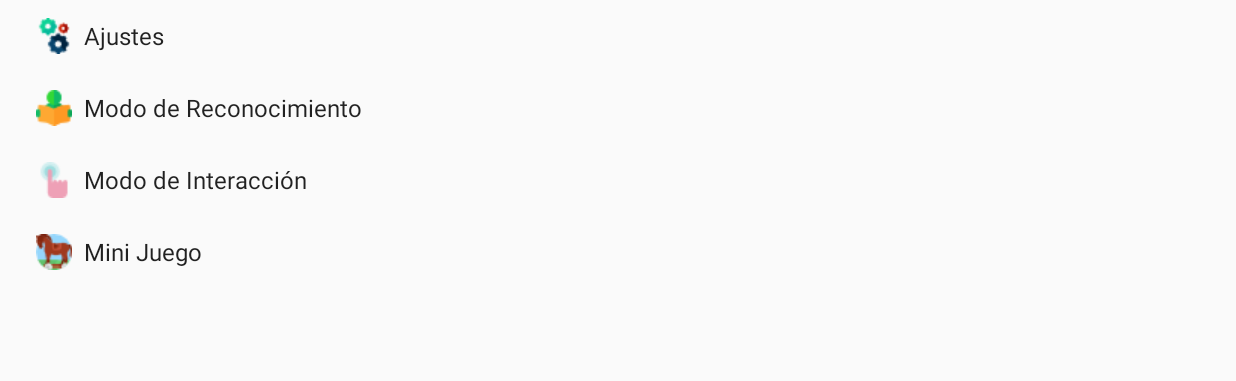
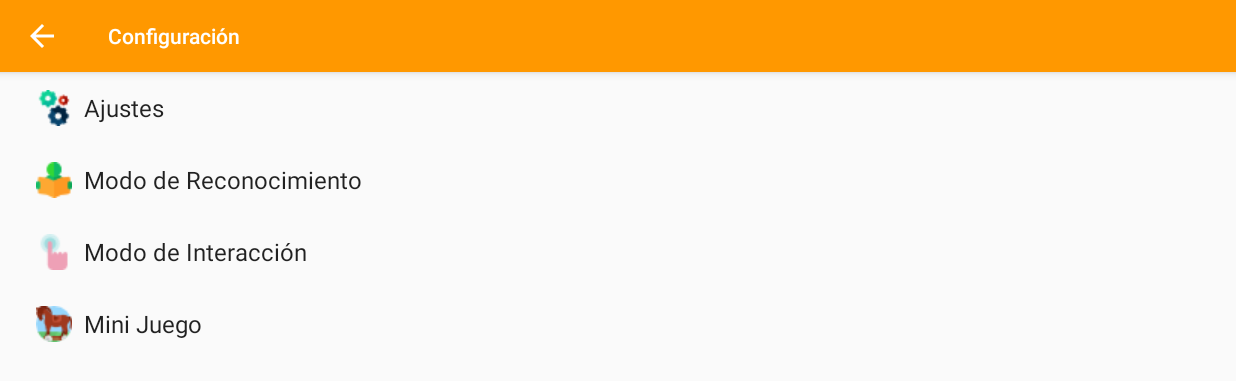
Before and after one commit to onofricamila/TPLaboratorioDeSw, an Android app: the screen it shows after launch (SettingsActivity), after a tap on an icon or button, on a phone screen of 824 x 412 dp (held sideways). Shown: the top 381 px of the screen. Run offline under Robolectric (Android 15) with nearby library versions, the phone set to English and light mode, and no system bars.

Commit message:
action bar en cofig porque mori

```diff
--- a/app/src/main/AndroidManifest.xml
+++ b/app/src/main/AndroidManifest.xml
@@ -22,6 +22,7 @@
             android:screenOrientation="landscape"
             android:name=".SettingsActivity"
             android:label="@string/title_activity_settings"
+            android:theme="@style/AppTheme"
             android:parentActivityName=".MainActivity">
             <meta-data
                 android:name="android.support.PARENT_ACTIVITY"
--- a/app/src/main/java/labo2018/razasypelajesonofri/AppCompatPreferenceActivity.java
+++ b/app/src/main/java/labo2018/razasypelajesonofri/AppCompatPreferenceActivity.java
@@ -35,10 +35,6 @@ public abstract class AppCompatPreferenceActivity extends PreferenceActivity {
 
     public ActionBar getSupportActionBar() {
         return getDelegate().getSupportActionBar();
-    }
-
-    public void setSupportActionBar(@Nullable Toolbar toolbar) {
-        getDelegate().setSupportActionBar(toolbar);
     }
 
     @Override
--- a/app/src/main/res/menu/menu_main.xml
+++ /dev/null
@@ -1,10 +0,0 @@
-<menu xmlns:android="http://schemas.android.com/apk/res/android"
-    xmlns:app="http://schemas.android.com/apk/res-auto"
-    xmlns:tools="http://schemas.android.com/tools"
-    tools:context="com.example.appwithsettings.MainActivity">
-    <item
-        android:id="@+id/action_settings"
-        android:orderInCategory="100"
-        android:title="@string/action_settings"
-        app:showAsAction="never" />
-</menu>
```
Also changed, not shown: app/src/main/java/labo2018/razasypelajesonofri/MainActivity.java (+0 -24 lines).
